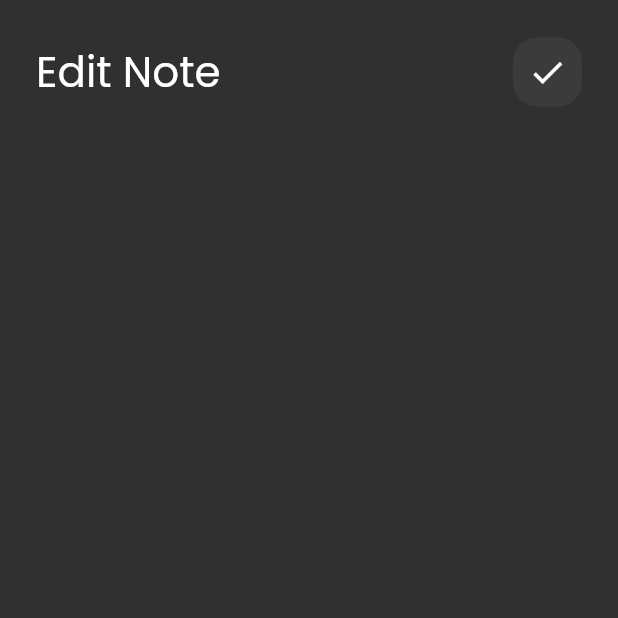
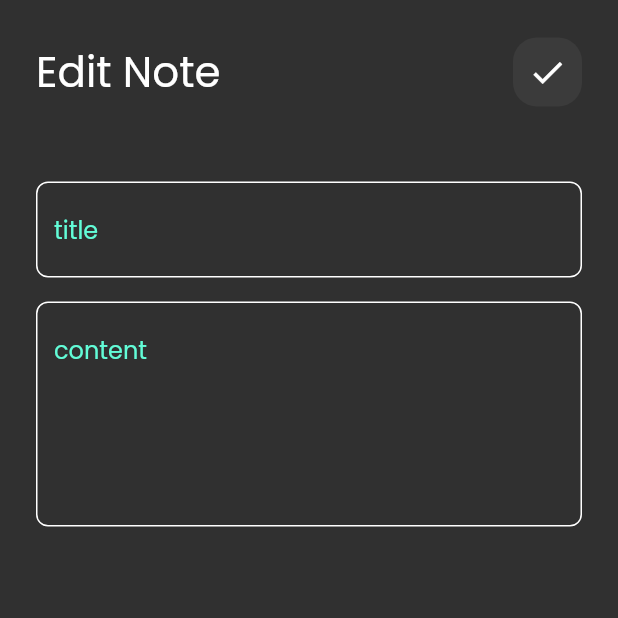
Before and after one commit to eiadHany/notes_app, a Flutter app: the EditNotesViewBody screen opened directly, on a phone screen of 412 x 824 dp, the top half of it. Run offline on Flutter 3.47's test engine with Material 2 defaults, Android fonts, the phone set to English and light mode, and no system bars.

Commit message:
edit note view ui

```diff
--- a/lib/views/edit_notes_view_bodey.dart
+++ b/lib/views/edit_notes_view_bodey.dart
@@ -1,4 +1,5 @@
 import 'package:flutter/material.dart';
+import 'package:notes_app/views/weidgets/custom_text_field.dart';
 
 import 'weidgets/custom_app_bar.dart';
 
@@ -19,6 +20,17 @@ class EditNotesViewBody extends StatelessWidget {
               title: 'Edit Note',
               icon: Icons.check,
             ),
+            SizedBox(
+              height: 50,
+            ),
+            CustomTextField(hint: 'title'),
+            SizedBox(
+              height: 16,
+            ),
+            CustomTextField(
+              hint: 'content',
+              maxlines: 5,
+            )
           ],
         ),
       ),
--- a/lib/views/weidgets/custom_app_bar.dart
+++ b/lib/views/weidgets/custom_app_bar.dart
@@ -22,7 +22,7 @@ class CustomAppBar extends StatelessWidget {
           ),
         ),
         const Spacer(),
-        CustomSearchIcon(
+        CustomIcon(
           icon: icon,
         ),
       ],
--- a/lib/views/weidgets/custom_search_icon.dart
+++ b/lib/views/weidgets/custom_search_icon.dart
@@ -1,7 +1,7 @@
 import 'package:flutter/material.dart';
 
-class CustomSearchIcon extends StatelessWidget {
-  const CustomSearchIcon({super.key, required this.icon});
+class CustomIcon extends StatelessWidget {
+  const CustomIcon({super.key, required this.icon});
   final IconData icon;
   @override
   Widget build(BuildContext context) {
```
